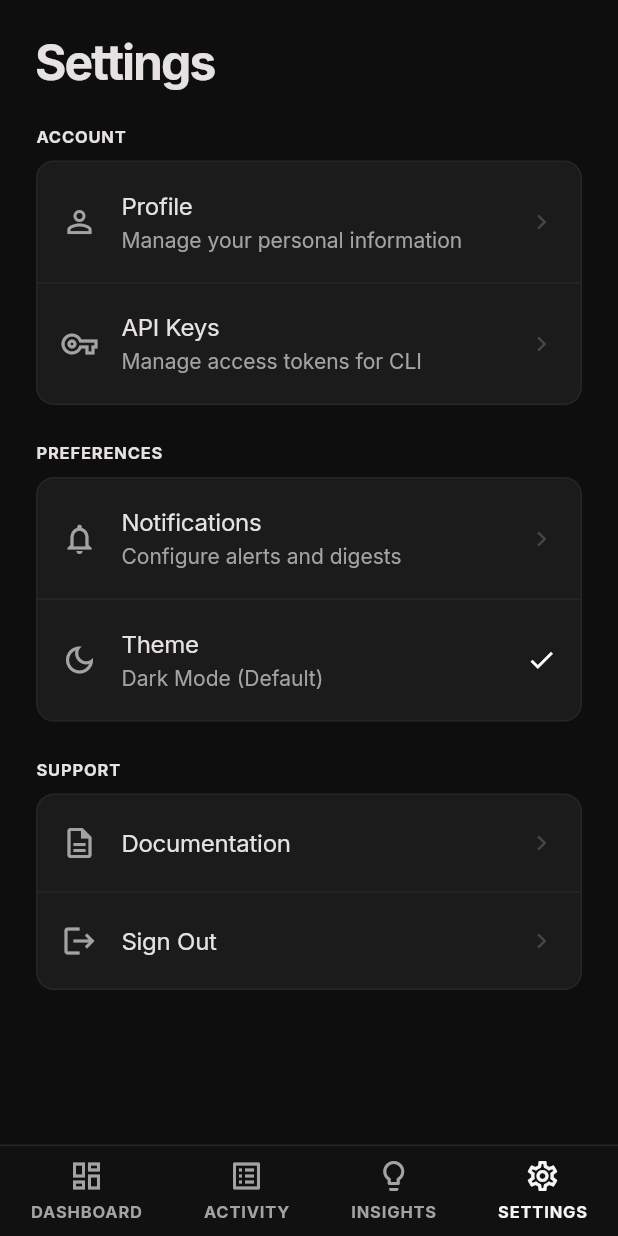
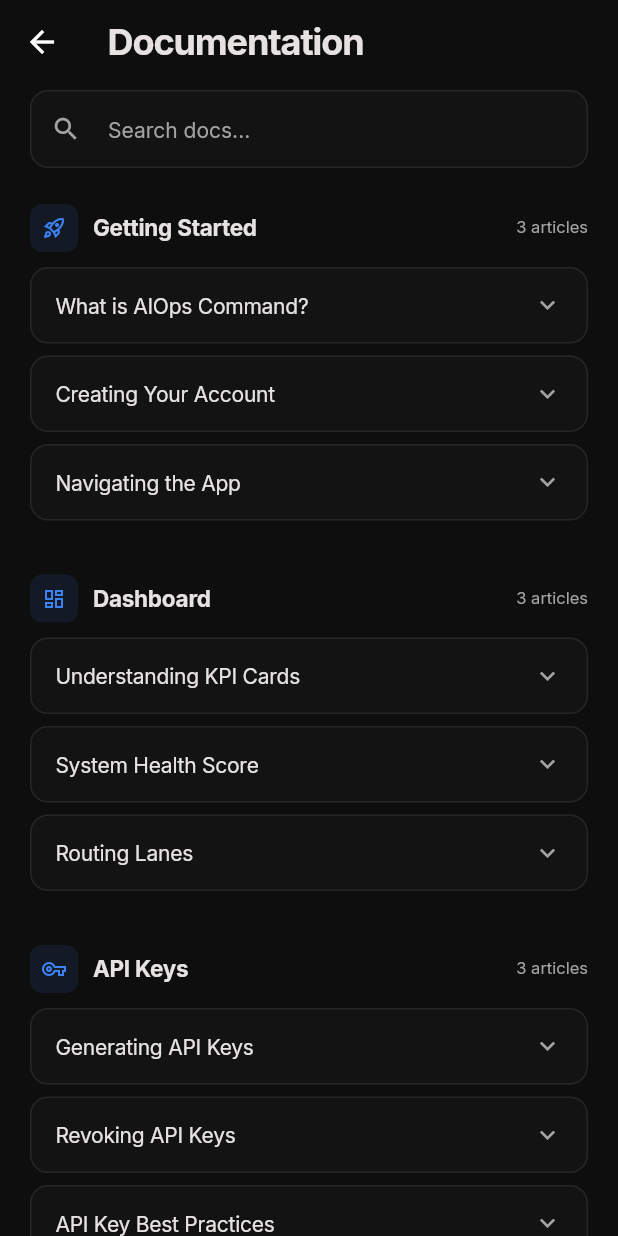
Before and after one commit to Mortarion002/aiops-command, a Flutter app: the SettingsScreen screen opened by its route, after a tap on "Documentation", on a phone screen of 412 x 824 dp. Run offline on Flutter 3.47's test engine with Material 3 defaults, Android fonts, the phone set to English and light mode, and no system bars; our stand-ins replace cloud_firestore, firebase_auth, firebase_core, flutter_riverpod, go_router, google_fonts and 1 more; accounts and stored records are empty; generated files the repository leaves out were written again.

Commit message:
Add Documentation screen with searchable articles

```diff
--- a/lib/core/router/app_router.dart
+++ b/lib/core/router/app_router.dart
@@ -14,6 +14,7 @@ import '../../features/settings/screens/settings_screen.dart';
 import '../../features/settings/screens/profile_screen.dart';
 import '../../features/settings/screens/api_keys_screen.dart';
 import '../../features/settings/screens/notifications_screen.dart';
+import '../../features/settings/screens/documentation_screen.dart';
 import '../../shared/widgets/app_scaffold.dart';
 import '../../features/auth/providers/auth_provider.dart';
 
@@ -89,6 +90,10 @@ GoRouter appRouter(Ref ref) {
         path: '/notifications',
         builder: (context, state) => const NotificationsScreen(),
       ),
+      GoRoute(
+        path: '/documentation',
+        builder: (context, state) => const DocumentationScreen(),
+      ),
       StatefulShellRoute.indexedStack(
         builder: (context, state, shell) => AppScaffold(shell: shell),
         branches: [
--- /dev/null
+++ b/lib/features/settings/screens/documentation_screen.dart
@@ -0,0 +1,461 @@
+import 'package:flutter/material.dart';
+import '../../../core/theme/app_colors.dart';
+import '../../../core/theme/app_text_styles.dart';
+
+class _DocSection {
+  final String title;
+  final IconData icon;
+  final List<_DocArticle> articles;
+
+  const _DocSection({required this.title, required this.icon, required this.articles});
+}
+
+class _DocArticle {
+  final String title;
+  final String body;
+
+  const _DocArticle({required this.title, required this.body});
+}
+
+const _sections = [
+  _DocSection(
+    title: 'Getting Started',
+    icon: Icons.rocket_launch_outlined,
+    articles: [
+      _DocArticle(
+        title: 'What is AIOps Command?',
+        body:
+            'AIOps Command is an intelligent operations platform that combines AI-driven insights '
+            'with real-time infrastructure monitoring. It provides a unified dashboard for tracking '
+            'system health, model performance, routing efficiency, and cost optimization across your '
+            'entire AI/ML stack.\n\n'
+            'Key capabilities include:\n'
+            '• Real-time KPI monitoring (latency, throughput, error rate, uptime)\n'
+            '• Automated anomaly detection and alerting\n'
+            '• Model drift tracking and retraining triggers\n'
+            '• Cost analysis and optimization recommendations\n'
+            '• Multi-environment deployment management',
+      ),
+      _DocArticle(
+        title: 'Creating Your Account',
+        body:
+            'To get started with AIOps Command:\n\n'
+            '1. Tap "Get Started" on the onboarding screen\n'
+            '2. Enter your full name, email address, age, and a secure password (minimum 8 characters)\n'
+            '3. Tap "Create Account" — your profile is automatically provisioned\n'
+            '4. You\'ll be redirected to the Dashboard immediately after sign-up\n\n'
+            'Your account includes access to all four main sections: Dashboard, Activity, Insights, and Settings.',
+      ),
+      _DocArticle(
+        title: 'Navigating the App',
+        body:
+            'AIOps Command is organized into four main tabs:\n\n'
+            '📊  Dashboard — At-a-glance KPIs, system health score, and routing lane status\n'
+            '📋  Activity — Real-time event feed of deployments, alerts, and system changes\n'
+            '💡  Insights — AI-generated recommendations and performance analysis\n'
+            '⚙️  Settings — Account management, API keys, notifications, and preferences\n\n'
+            'Use the bottom navigation bar to switch between tabs. Each tab preserves its scroll position when you switch away and come back.',
+      ),
+    ],
+  ),
+  _DocSection(
+    title: 'Dashboard',
+    icon: Icons.dashboard_outlined,
+    articles: [
+      _DocArticle(
+        title: 'Understanding KPI Cards',
+        body:
+            'The dashboard displays four primary KPI cards:\n\n'
+            '• Avg Latency — Mean response time across all endpoints in milliseconds. '
+            'Values below 200ms are considered healthy.\n\n'
+            '• Throughput — Requests processed per second. Tracked against your baseline to detect drops.\n\n'
+            '• Error Rate — Percentage of 4xx/5xx responses. An error rate above 1% triggers a warning.\n\n'
+            '• Uptime — Overall system availability as a percentage. Target is 99.9% (three nines).\n\n'
+            'Each card shows a colored indicator: green (healthy), yellow (warning), red (critical).',
+      ),
+      _DocArticle(
+        title: 'System Health Score',
+        body:
+            'The System Health section provides a composite score from 0–100 based on:\n\n'
+            '• Infrastructure availability (30% weight)\n'
+            '• API response times (25% weight)\n'
+            '• Error rates (25% weight)\n'
+            '• Resource utilization — CPU, memory, GPU (20% weight)\n\n'
+            'Scores above 85 are green, 60–85 are yellow, and below 60 are red. '
+            'The score updates every 30 seconds in production.',
+      ),
+      _DocArticle(
+        title: 'Routing Lanes',
+        body:
+            'Routing Lanes show the status of your AI model serving infrastructure:\n\n'
+            '• Primary Lane — Main production traffic path\n'
+            '• Fallback Lane — Activated when primary latency exceeds thresholds\n'
+            '• Shadow Lane — Used for A/B testing and canary deployments\n\n'
+            'Each lane displays its current load percentage, active model version, and health status.',
+      ),
+    ],
+  ),
+  _DocSection(
+    title: 'API Keys',
+    icon: Icons.vpn_key_outlined,
+    articles: [
+      _DocArticle(
+        title: 'Generating API Keys',
+        body:
+            'API keys allow external services and CLI tools to authenticate with AIOps Command.\n\n'
+            'To generate a new key:\n'
+            '1. Navigate to Settings → API Keys\n'
+            '2. Tap the "Generate Key" button\n'
+            '3. Enter a descriptive label (e.g., "Production Server", "CI/CD Pipeline")\n'
+            '4. Tap "Generate"\n\n'
+            'The key is displayed once. Copy it immediately and store it securely — '
+            'you won\'t be able to view the full key again.',
+      ),
+      _DocArticle(
+        title: 'Revoking API Keys',
+        body:
+            'If a key is compromised or no longer needed:\n\n'
+            '1. Navigate to Settings → API Keys\n'
+            '2. Find the key you want to revoke\n'
+            '3. Tap the red trash icon\n'
+            '4. Confirm the revocation in the dialog\n\n'
+            '⚠️ Revocation is immediate and irreversible. Any service using that key will '
+            'lose access instantly. Make sure to rotate to a new key before revoking the old one.',
+      ),
+      _DocArticle(
+        title: 'API Key Best Practices',
+        body:
+            '• Never commit API keys to version control\n'
+            '• Use environment variables or a secrets manager\n'
+            '• Rotate keys every 90 days\n'
+            '• Use separate keys for each environment (dev, staging, prod)\n'
+            '• Monitor the Activity feed for unauthorized API usage\n'
+            '• Revoke keys immediately if a team member leaves',
+      ),
+    ],
+  ),
+  _DocSection(
+    title: 'Notifications',
+    icon: Icons.notifications_outlined,
+    articles: [
+      _DocArticle(
+        title: 'Configuring Alerts',
+        body:
+            'AIOps Command supports seven alert categories:\n\n'
+            '• Critical Incidents — P0/P1 system outages\n'
+            '• Performance Degradation — Latency spikes, throughput drops\n'
+            '• Model Drift — Accuracy degradation, data distribution changes\n'
+            '• Deployment Events — Build, rollback, canary promotion\n'
+            '• Cost Alerts — Budget threshold breaches\n'
+            '• Security Events — Auth failures, suspicious access\n'
+            '• Scheduled Maintenance — Upcoming maintenance windows\n\n'
+            'Each category can be individually toggled on or off. Use the master toggle to pause all notifications at once.',
+      ),
+      _DocArticle(
+        title: 'Delivery Channels',
+        body:
+            'Alerts can be delivered through three channels:\n\n'
+            '📱 Push Notifications — Real-time alerts on your mobile device\n'
+            '📧 Email — Sent to your registered account email\n'
+            '💬 Slack — Posted to your configured #ops-alerts channel\n\n'
+            'Enable or disable each channel independently from Settings → Notifications.',
+      ),
+      _DocArticle(
+        title: 'Quiet Hours',
+        body:
+            'Quiet Hours suppress non-critical notifications during your off-hours (default: 10 PM – 7 AM).\n\n'
+            'During quiet hours:\n'
+            '• Critical Incidents still trigger immediately\n'
+            '• All other alerts are batched and delivered when quiet hours end\n'
+            '• The digest email includes a summary of suppressed alerts\n\n'
+            'You can customize the quiet hours window from the Notifications settings.',
+      ),
+    ],
+  ),
+  _DocSection(
+    title: 'Account & Security',
+    icon: Icons.shield_outlined,
+    articles: [
+      _DocArticle(
+        title: 'Managing Your Profile',
+        body:
+            'Your profile is accessible from Settings → Profile. From there you can:\n\n'
+            '• View your name and email (synced from Firebase Auth)\n'
+            '• Edit your age\n'
+            '• Send a password reset email to your registered address\n'
+            '• Sign out of your account\n\n'
+            'Profile changes are saved to Firestore and synced across all sessions.',
+      ),
+      _DocArticle(
+        title: 'Password Reset',
+        body:
+            'If you forget your password:\n\n'
+            '1. From the login screen, tap "Forgot password?"\n'
+            '2. Enter your registered email\n'
+            '3. Check your inbox for the reset link from Firebase\n'
+            '4. Follow the link to set a new password\n\n'
+            'You can also trigger a reset from Settings → Profile → "Reset Password".',
+      ),
+    ],
+  ),
+];
+
+class DocumentationScreen extends StatefulWidget {
+  const DocumentationScreen({super.key});
+
+  @override
+  State<DocumentationScreen> createState() => _DocumentationScreenState();
+}
+
+class _DocumentationScreenState extends State<DocumentationScreen> {
+  final TextEditingController _searchController = TextEditingController();
+  String _searchQuery = '';
+
+  @override
+  void dispose() {
+    _searchController.dispose();
+    super.dispose();
+  }
+
+  List<_DocSection> get _filteredSections {
+    if (_searchQuery.isEmpty) return _sections;
+
+    final q = _searchQuery.toLowerCase();
+    return _sections
+        .map((section) {
+          final matchingArticles = section.articles
+              .where((a) =>
+                  a.title.toLowerCase().contains(q) ||
+                  a.body.toLowerCase().contains(q))
+              .toList();
+          if (matchingArticles.isEmpty) return null;
+          return _DocSection(
+            title: section.title,
+            icon: section.icon,
+            articles: matchingArticles,
+          );
+        })
+        .whereType<_DocSection>()
+        .toList();
+  }
+
+  @override
+  Widget build(BuildContext context) {
+    final sections = _filteredSections;
+
+    return Scaffold(
+      backgroundColor: AppColors.background,
+      appBar: AppBar(
+        backgroundColor: Colors.transparent,
+        elevation: 0,
+        leading: IconButton(
+          icon: const Icon(Icons.arrow_back, color: Colors.white),
+          onPressed: () => Navigator.of(context).pop(),
+        ),
+        title: Text('Documentation', style: AppTextStyles.h2),
+      ),
+      body: SafeArea(
+        child: Column(
+          children: [
+            // ── Search bar ─────────────────────────────────────────────
+            Padding(
+              padding: const EdgeInsets.fromLTRB(20, 4, 20, 16),
+              child: TextField(
+                controller: _searchController,
+                onChanged: (v) => setState(() => _searchQuery = v),
+                style: AppTextStyles.bodyLg,
+                decoration: InputDecoration(
+                  hintText: 'Search docs...',
+                  hintStyle: AppTextStyles.bodyMd.copyWith(color: AppColors.mutedText),
+                  prefixIcon: const Icon(Icons.search, color: AppColors.mutedText, size: 20),
+                  suffixIcon: _searchQuery.isNotEmpty
+                      ? IconButton(
+                          icon: const Icon(Icons.close, size: 18, color: AppColors.mutedText),
+                          onPressed: () {
+                            _searchController.clear();
+                            setState(() => _searchQuery = '');
+                          },
+                        )
+                      : null,
+                  filled: true,
+                  fillColor: AppColors.surface,
+                  contentPadding: const EdgeInsets.symmetric(vertical: 14),
+                  border: OutlineInputBorder(
+                    borderRadius: BorderRadius.circular(12),
+                    borderSide: BorderSide(color: AppColors.outline),
+                  ),
+                  enabledBorder: OutlineInputBorder(
+                    borderRadius: BorderRadius.circular(12),
+                    borderSide: BorderSide(color: AppColors.outline),
+                  ),
+                  focusedBorder: OutlineInputBorder(
+                    borderRadius: BorderRadius.circular(12),
+                    borderSide: BorderSide(color: AppColors.accent, width: 1.5),
+                  ),
+                ),
+              ),
+            ),
+
+            // ── Content ────────────────────────────────────────────────
+            Expanded(
+              child: sections.isEmpty
+                  ? _buildEmptySearch()
+                  : ListView.builder(
+                      padding: const EdgeInsets.symmetric(horizontal: 20),
+                      itemCount: sections.length,
+                      itemBuilder: (context, i) => _buildSection(sections[i]),
+                    ),
+            ),
+          ],
+        ),
+      ),
+    );
+  }
+
+  Widget _buildEmptySearch() {
+    return Center(
+      child: Column(
+        mainAxisSize: MainAxisSize.min,
+        children: [
+          Icon(Icons.search_off, size: 48, color: AppColors.mutedText),
+          const SizedBox(height: 16),
+          Text('No results found', style: AppTextStyles.h3),
+          const SizedBox(height: 6),
+          Text(
+            'Try a different search term',
+            style: AppTextStyles.bodyMd.copyWith(color: AppColors.mutedText),
+          ),
+        ],
+      ),
+    );
+  }
+
+  Widget _buildSection(_DocSection section) {
+    return Column(
+      crossAxisAlignment: CrossAxisAlignment.start,
+      children: [
+        // Section header
+        Padding(
+          padding: const EdgeInsets.only(top: 8, bottom: 10),
+          child: Row(
+            children: [
+              Container(
+                width: 32,
+                height: 32,
+                decoration: BoxDecoration(
+                  color: AppColors.accent.withOpacity(0.1),
+                  borderRadius: BorderRadius.circular(8),
+                ),
+                child: Icon(section.icon, size: 16, color: AppColors.accent),
+              ),
+              const SizedBox(width: 10),
+              Text(
+                section.title,
+                style: AppTextStyles.bodyLg.copyWith(
+                  fontWeight: FontWeight.w700,
+                  fontSize: 15,
+                ),
+              ),
+              const Spacer(),
+              Text(
+                '${section.articles.length} articles',
+                style: AppTextStyles.bodyMd.copyWith(color: AppColors.mutedText, fontSize: 11),
+              ),
+            ],
+          ),
+        ),
+
+        // Article cards
+        ...section.articles.map((article) => _ArticleTile(article: article)),
+        const SizedBox(height: 20),
+      ],
+    );
+  }
+}
+
+// ── Expandable article tile ──────────────────────────────────────────────
+
+class _ArticleTile extends StatefulWidget {
+  final _DocArticle article;
+  const _ArticleTile({required this.article});
+
+  @override
+  State<_ArticleTile> createState() => _ArticleTileState();
+}
+
+class _ArticleTileState extends State<_ArticleTile>
+    with SingleTickerProviderStateMixin {
+  bool _expanded = false;
+
+  @override
+  Widget build(BuildContext context) {
+    return Padding(
+      padding: const EdgeInsets.only(bottom: 8),
+      child: AnimatedContainer(
+        duration: const Duration(milliseconds: 250),
+        curve: Curves.easeOut,
+        decoration: BoxDecoration(
+          color: _expanded ? AppColors.surfaceContainer : AppColors.surface,
+          borderRadius: BorderRadius.circular(12),
+          border: Border.all(
+            color: _expanded ? AppColors.accent.withOpacity(0.3) : AppColors.outline,
+          ),
+        ),
+        child: Column(
+          crossAxisAlignment: CrossAxisAlignment.start,
+          children: [
+            // Title row
+            InkWell(
+              borderRadius: BorderRadius.circular(12),
+              onTap: () => setState(() => _expanded = !_expanded),
+              child: Padding(
+                padding: const EdgeInsets.symmetric(horizontal: 16, vertical: 14),
+                child: Row(
+                  children: [
+                    Expanded(
+                      child: Text(
+                        widget.article.title,
+                        style: AppTextStyles.bodyLg.copyWith(
+                          fontSize: 14,
+                          fontWeight: _expanded ? FontWeight.w600 : FontWeight.w400,
+                        ),
+                      ),
+                    ),
+                    AnimatedRotation(
+                      turns: _expanded ? 0.5 : 0,
+                      duration: const Duration(milliseconds: 250),
+                      child: Icon(
+                        Icons.expand_more,
+                        size: 20,
+                        color: _expanded ? AppColors.accent : AppColors.mutedText,
+                      ),
+                    ),
+                  ],
+                ),
+              ),
+            ),
+
+            // Body (animated)
+            AnimatedCrossFade(
+              firstChild: const SizedBox.shrink(),
+              secondChild: Padding(
+                padding: const EdgeInsets.fromLTRB(16, 0, 16, 16),
+                child: Text(
+                  widget.article.body,
+                  style: AppTextStyles.bodyMd.copyWith(
+                    color: AppColors.mutedText,
+                    height: 1.6,
+                    fontSize: 13,
+                  ),
+                ),
+              ),
+              crossFadeState:
+                  _expanded ? CrossFadeState.showSecond : CrossFadeState.showFirst,
+              duration: const Duration(milliseconds: 250),
+            ),
+          ],
+        ),
+      ),
+    );
+  }
+}
--- a/lib/features/settings/screens/settings_screen.dart
+++ b/lib/features/settings/screens/settings_screen.dart
@@ -56,7 +56,7 @@ class SettingsScreen extends ConsumerWidget {
           SettingItem(
             title: "Documentation",
             icon: Icons.description_outlined,
-            onTap: () {},
+            onTap: () => context.push('/documentation'),
           ),
           SettingItem(
             title: "Sign Out",
```
